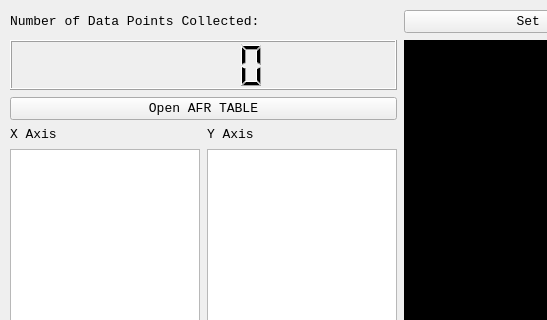
Above: runtest.ui from cyung3/EFIDAQ before the change; both pictures show x 0 to 547 and y 0 to 320 of the 1121 by 641 pixel window. Below: the same form after it.
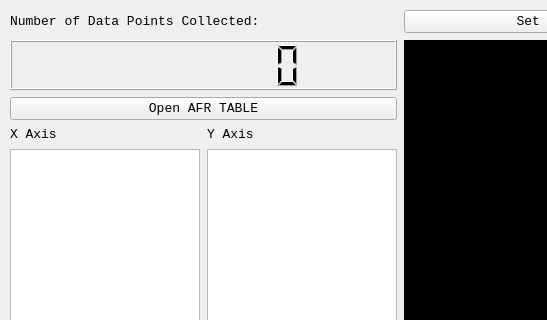
That is the form after the change.

The edit to the form file:
```diff
--- a/runtest.ui
+++ b/runtest.ui
@@ -94,7 +94,11 @@
      </widget>
     </item>
     <item row="1" column="0" colspan="2">
-     <widget class="QLCDNumber" name="NumDPlcd"/>
+     <widget class="QLCDNumber" name="NumDPlcd">
+      <property name="digitCount">
+       <number>8</number>
+      </property>
+     </widget>
     </item>
     <item row="2" column="0" colspan="2">
      <widget class="QPushButton" name="OpenAFRTableButton">
```
